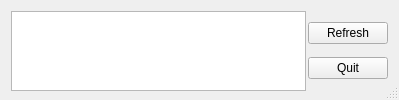
The window that mainwindow.ui (Hospitalization/qtcomport) describes before a commit, drawn with Qt 5.
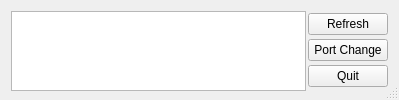
The same window after the commit.

The edit to the form file:
```diff
--- a/mainwindow.ui
+++ b/mainwindow.ui
@@ -75,7 +75,14 @@
          </widget>
         </item>
         <item>
-         <widget class="QPushButton" name="pushButton">
+         <widget class="QPushButton" name="pushButton_PortChange">
+          <property name="text">
+           <string>Port Change</string>
+          </property>
+         </widget>
+        </item>
+        <item>
+         <widget class="QPushButton" name="pushButton_Quit">
           <property name="text">
            <string>Quit</string>
           </property>
```
Left out of the diff: 2 changed lines with no effect on the pictures.
